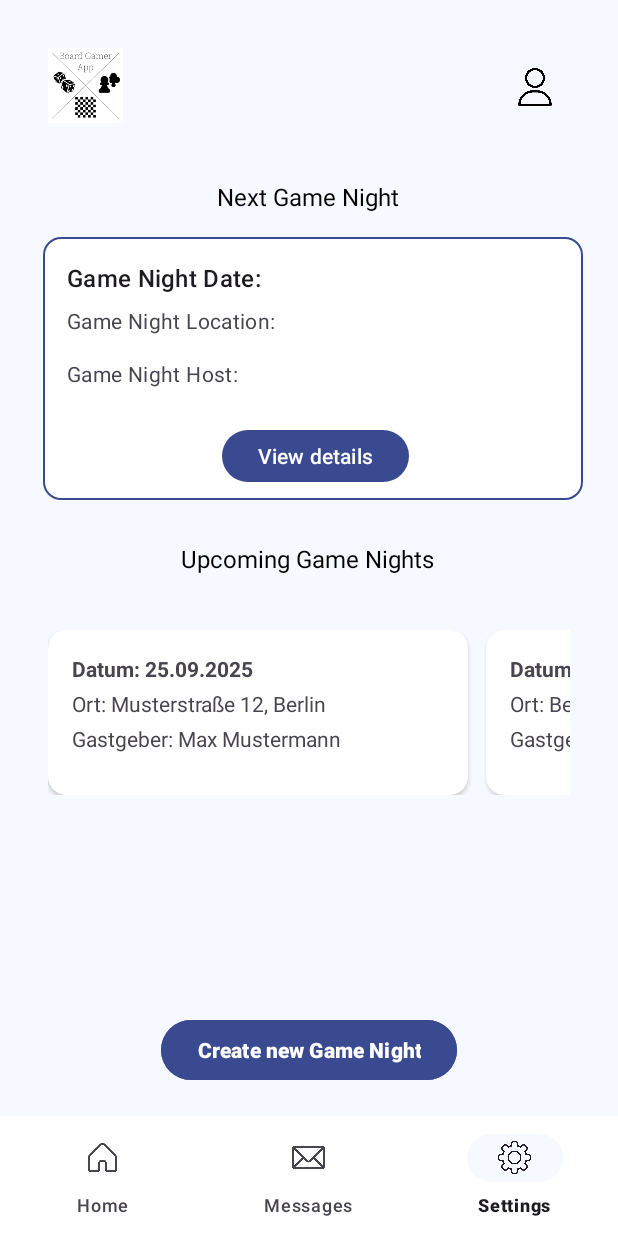
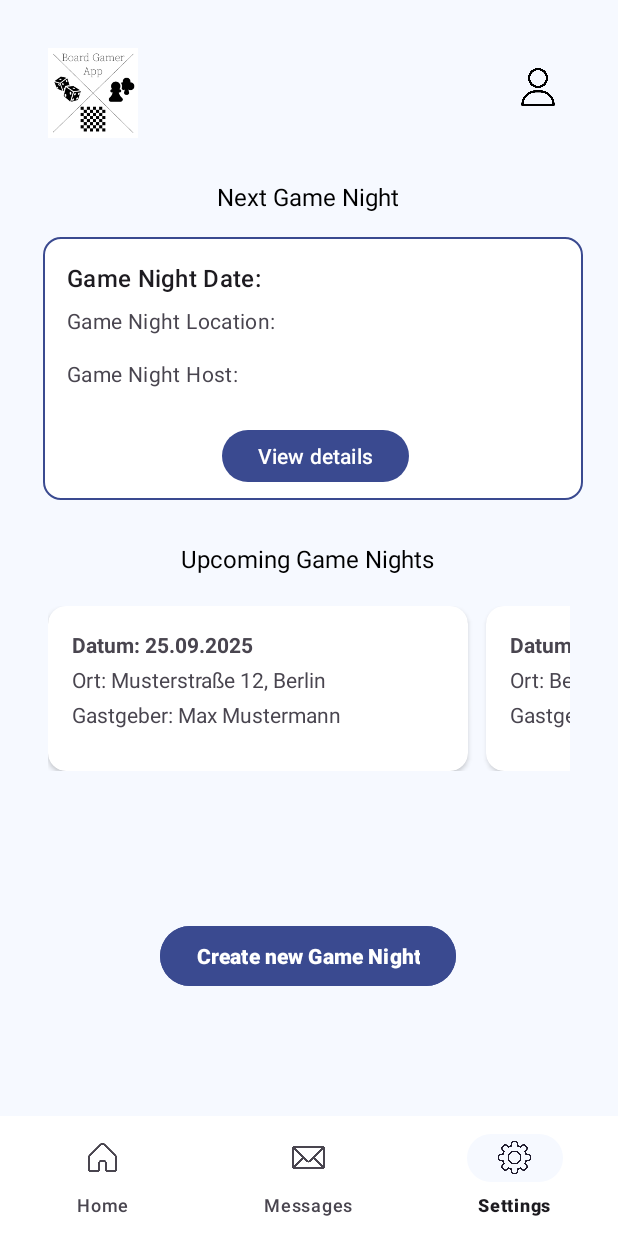
Before and after one commit to Toews-Collini/BoardGamerApp, an Android app built with Jetpack Compose: the HomeActivity screen opened directly, with no data from a screen before it, item 3 of the bottom bar chosen, on a phone screen of 412 x 824 dp. Run offline under Robolectric (Android 15) with nearby library versions, the light colour scheme and no system bars.

Commit message:
last changes in home activity, also added option to change pages with bottom nav menu - thesefore added MessagesActivity.java and XML

```diff
--- a/app/src/main/java/com/example/boardgamer/HomeActivity.java
+++ b/app/src/main/java/com/example/boardgamer/HomeActivity.java
@@ -1,12 +1,16 @@
 package com.example.boardgamer;
 
+import android.content.Intent;
 import android.os.Bundle;
+import android.view.MenuItem;
 
 import androidx.activity.EdgeToEdge;
 import androidx.appcompat.app.AppCompatActivity;
 import androidx.core.graphics.Insets;
 import androidx.core.view.ViewCompat;
 import androidx.core.view.WindowInsetsCompat;
+
+import com.google.android.material.bottomnavigation.BottomNavigationView;
 
 public class HomeActivity extends AppCompatActivity {
 
@@ -15,10 +19,28 @@
         super.onCreate(savedInstanceState);
         EdgeToEdge.enable(this);
         setContentView(R.layout.activity_home);
-        ViewCompat.setOnApplyWindowInsetsListener(findViewById(R.id.main), (v, insets) -> {
+
+        ViewCompat.setOnApplyWindowInsetsListener(findViewById(R.id.activity_home), (v, insets) -> {
             Insets systemBars = insets.getInsets(WindowInsetsCompat.Type.systemBars());
             v.setPadding(systemBars.left, systemBars.top, systemBars.right, systemBars.bottom);
             return insets;
         });
+
+
+        //@Eduard: for bottom nav menu - changing pages - need to add that on every page which includes bottom nav
+        BottomNavigationView bottomNavigationView = findViewById(R.id.bottom_navigation);
+
+        bottomNavigationView.setOnItemSelectedListener(item -> {
+            int id = item.getItemId();
+            if (id == R.id.home) {
+                return true;
+            } else if (id == R.id.messages) {
+                startActivity(new Intent(this, MessagesActivity.class));
+                return true;
+            } else if (id == R.id.settings) {
+                return true;
+            }
+            return false;
+        });
     }
 }
--- a/app/src/main/res/layout/activity_home.xml
+++ b/app/src/main/res/layout/activity_home.xml
@@ -2,7 +2,7 @@
 <androidx.constraintlayout.widget.ConstraintLayout xmlns:android="http://schemas.android.com/apk/res/android"
     xmlns:app="http://schemas.android.com/apk/res-auto"
     xmlns:tools="http://schemas.android.com/tools"
-    android:id="@+id/main"
+    android:id="@+id/activity_home"
     android:layout_width="match_parent"
     android:layout_height="match_parent"
     android:background="@color/background_blue"
@@ -11,8 +11,8 @@
 
     <ImageView
         android:id="@+id/logo"
-        android:layout_width="50dp"
-        android:layout_height="50dp"
+        android:layout_width="60dp"
+        android:layout_height="60dp"
         android:layout_marginStart="32dp"
         android:layout_marginTop="32dp"
         android:contentDescription="@string/app_logo"
@@ -148,12 +148,12 @@
         android:layout_width="0dp"
         android:layout_height="wrap_content"
         android:layout_marginStart="16dp"
-        android:layout_marginTop="404dp"
+        android:layout_marginTop="388dp"
         android:layout_marginEnd="16dp"
         android:padding="16dp"
         android:scrollbars="none"
         app:layout_constraintEnd_toEndOf="parent"
-        app:layout_constraintHorizontal_bias="1.0"
+        app:layout_constraintHorizontal_bias="0.0"
         app:layout_constraintStart_toStartOf="parent"
         app:layout_constraintTop_toTopOf="parent">
 
@@ -163,12 +163,11 @@
             android:orientation="horizontal">
 
             <androidx.cardview.widget.CardView
-                app:cardBackgroundColor="@color/white"
                 android:layout_width="280dp"
                 android:layout_height="wrap_content"
                 android:layout_marginEnd="12dp"
-                app:cardCornerRadius="12dp"
-                >
+                app:cardBackgroundColor="@color/white"
+                app:cardCornerRadius="12dp">
 
                 <LinearLayout
                     android:layout_width="match_parent"
@@ -203,12 +202,11 @@
             </androidx.cardview.widget.CardView>
 
             <androidx.cardview.widget.CardView
-                app:cardBackgroundColor="@color/white"
                 android:layout_width="280dp"
                 android:layout_height="wrap_content"
                 android:layout_marginEnd="12dp"
-                app:cardCornerRadius="12dp"
-                >
+                app:cardBackgroundColor="@color/white"
+                app:cardCornerRadius="12dp">
 
                 <LinearLayout
                     android:layout_width="match_parent"
@@ -243,11 +241,10 @@
             </androidx.cardview.widget.CardView>
 
             <androidx.cardview.widget.CardView
-                app:cardBackgroundColor="@color/white"
                 android:layout_width="280dp"
                 android:layout_height="wrap_content"
-                app:cardCornerRadius="12dp"
-                >
+                app:cardBackgroundColor="@color/white"
+                app:cardCornerRadius="12dp">
 
                 <LinearLayout
                     android:layout_width="match_parent"
@@ -288,14 +285,15 @@
         android:id="@+id/newGameNightButton"
         android:layout_width="wrap_content"
         android:layout_height="wrap_content"
-        android:layout_marginBottom="20dp"
         android:backgroundTint="@color/mid_blue"
         android:text="@string/newGameNightButton"
         android:textColor="@color/white"
         android:textStyle="bold"
         app:layout_constraintBottom_toTopOf="@+id/bottom_navigation"
         app:layout_constraintEnd_toEndOf="parent"
-        app:layout_constraintStart_toStartOf="parent" />
+        app:layout_constraintHorizontal_bias="0.497"
+        app:layout_constraintStart_toStartOf="parent"
+        app:layout_constraintTop_toBottomOf="@+id/horizontalScrollView" />
 
     <com.google.android.material.bottomnavigation.BottomNavigationView
         android:id="@+id/bottom_navigation"
--- /dev/null
+++ b/app/src/main/res/layout/activity_messages.xml
@@ -0,0 +1,6 @@
+<?xml version="1.0" encoding="utf-8"?>
+<androidx.constraintlayout.widget.ConstraintLayout xmlns:android="http://schemas.android.com/apk/res/android"
+    android:layout_width="match_parent"
+    android:layout_height="match_parent">
+
+</androidx.constraintlayout.widget.ConstraintLayout>
```
Also changed, not shown: app/src/main/AndroidManifest.xml (+7 -2 lines), app/src/main/java/com/example/boardgamer/MessagesActivity.java (added, +12 -0 lines).
